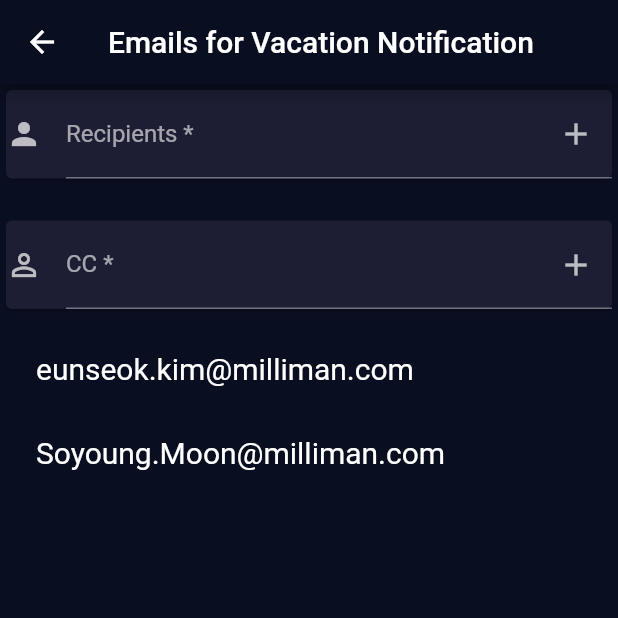
After one commit to kovermino/welfare_app, a Flutter app: the VacationRecordsScreen screen opened directly, after a tap on the "email" icon, on a phone screen of 412 x 824 dp, the top half of it. The commit adds this screen. Run offline on Flutter 3.47's test engine with Material 2 defaults, Android fonts, the phone set to English and light mode, and no system bars; our stand-ins replace shared_preferences, sqflite; missing offline and left inert: date_range_picker, flutter_email_sender; accounts and stored records are empty.

Commit message:
Email send 기능 연동 및 email address 관리 화면 추가

```diff
--- /dev/null
+++ b/lib/Screen/mail_address_screen.dart
@@ -0,0 +1,79 @@
+import 'package:flutter/material.dart';
+import 'package:welfare_app/constants.dart';
+
+class MailAddressScreen extends StatefulWidget {
+  @override
+  _MailAddressScreenState createState() => _MailAddressScreenState();
+}
+
+class _MailAddressScreenState extends State<MailAddressScreen> {
+  final List<String> records = ['eunseok.kim@milliman.com', 'Soyoung.Moon@milliman.com'];
+
+  @override
+  Widget build(BuildContext context) {
+    return Scaffold(
+      appBar: AppBar(
+        title: Text('Emails for Vacation Notification'),
+      ),
+      body: Container(
+        child: Column(
+          children: <Widget>[
+            Card(
+              color: kActiveCardColour,
+              child: TextField(
+                decoration: InputDecoration(
+                    icon: Icon(Icons.person),
+                    labelText: 'Recipients *',
+                    suffixIcon: IconButton(
+                      icon: Icon(Icons.add),
+                      onPressed: () {
+                      },
+                    )
+                ),
+              )
+            ),
+            SizedBox(
+              height: 20.0,
+            ),
+            Card(
+                color: kActiveCardColour,
+                child: TextField(
+                  decoration: InputDecoration(
+                      icon: Icon(Icons.perm_identity),
+                      labelText: 'CC *',
+                      suffixIcon: IconButton(
+                        icon: Icon(Icons.add),
+                        onPressed: () {
+                        },
+                      )
+                  ),
+                )
+            ),
+            Expanded(child: _buildExpenseList()),
+
+
+          ],
+        ),
+      ),
+    );
+  }
+
+  Widget _buildExpenseList() {
+    return ListView.builder(
+        itemCount: records.length,
+        padding: const EdgeInsets.all(8),
+        itemBuilder: (BuildContext context, int index){
+          return Container(
+            child: ListTile(
+              title: Text(
+                records[index],
+                style: TextStyle(
+                  fontSize: 20.0,
+                ),
+              ),
+
+            ),
+          );
+        });
+  }
+}
--- /dev/null
+++ b/lib/Util/vacation_manager.dart
@@ -0,0 +1,65 @@
+import 'package:shared_preferences/shared_preferences.dart';
+import 'package:welfare_app/Repository/RepositoryImpl/vacation_repository_sqlite.dart';
+import 'package:welfare_app/Util/vacation_calaulator.dart';
+import 'package:welfare_app/VO/VacationRecord.dart';
+import 'package:welfare_app/constants.dart';
+import 'package:intl/intl.dart';
+
+class VacationManager {
+
+  final dbHelper = VacationRepositoryImplSqlite.instance;
+  SharedPreferences _prefs;
+  String year;
+
+  VacationManager(this.year);
+
+  Future<List<VacationRecord>> getAllRecords() async {
+    _prefs = await SharedPreferences.getInstance();
+    final allRows = await dbHelper.queryRowsForYear(year);
+    List<VacationRecord> rows = [];
+    allRows.forEach((row) => rows.add(VacationRecord.fromMap(row)));
+    return rows;
+  }
+
+  void deleteVacationRecord(String date) {
+    dbHelper.delete(date);
+  }
+
+  Future<double> getAvailable() async {
+    _prefs = await SharedPreferences.getInstance();
+    String currentDate = DateFormat('yyyy-MM-dd').format(DateTime.now());
+    String joinedDate = _prefs.getString(kJoinedDate);
+    int totalAvailable = _prefs.getInt(year);
+    double available = 0;
+    double deduction = await dbHelper.querySumDeduction(year);
+
+    if (totalAvailable == null || totalAvailable == -1) {
+      available = VacationCalculator.calculateCurrentAvailableFromJoinedDate(joinedDate, currentDate) - deduction;
+    } else {
+      available = totalAvailable - deduction;
+    }
+
+    return available;
+  }
+
+  Future<int> getTotalAvailable() async {
+    _prefs = await SharedPreferences.getInstance();
+    int totalAvailable = _prefs.getInt(year);
+    String currentDate = DateFormat('yyyy-MM-dd').format(DateTime.now());
+    String joinedDate = _prefs.getString(kJoinedDate);
+    if (totalAvailable == null || totalAvailable == -1) {
+      return VacationCalculator.calculateCurrentAvailableFromJoinedDate(joinedDate, currentDate);
+    } else {
+      return totalAvailable;
+    }
+  }
+
+  void insertVacationRecords(List<VacationRecord> records) {
+    for(VacationRecord record in records) {
+      dbHelper.insert(record.toMap());
+    }
+  }
+
+
+
+}
```
Also changed, not shown: lib/Repository/RepositoryImpl/vacation_repository_sqlite.dart (+11 -0 lines), lib/Screen/add_vacation_screen.dart (+50 -11 lines), lib/Screen/dashboard_screen.dart (+31 -6 lines), lib/Screen/userinfo_screen.dart (+5 -4 lines), lib/Screen/vacation_screen.dart (+35 -50 lines).
